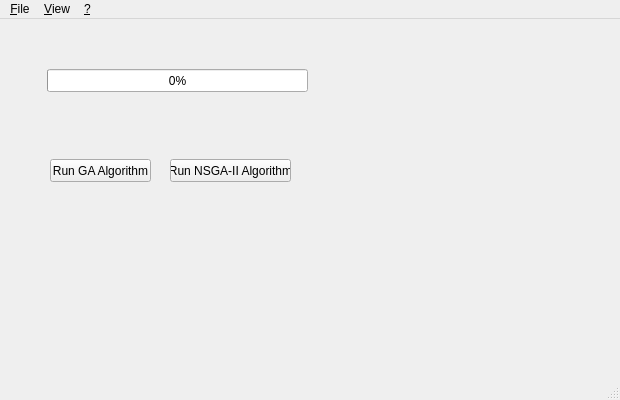
The window that GUIGeneticAlgorithms/gui/mainwindow.ui (KeRNeLith/Single-Multi-Objective-Genetic-Algorithm) describes before a commit, drawn with Qt 5.
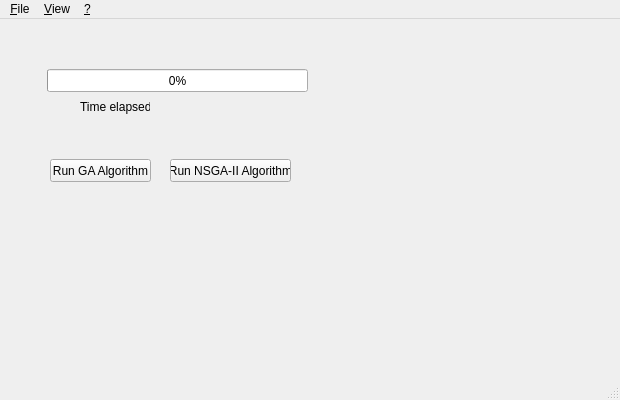
The same window after the commit.

Commit message: add chrono to know runtime lenght

Patch:
```diff
--- a/GUIGeneticAlgorithms/gui/mainwindow.ui
+++ b/GUIGeneticAlgorithms/gui/mainwindow.ui
@@ -59,6 +59,32 @@
      <string>Run NSGA-II Algorithm</string>
     </property>
    </widget>
+   <widget class="QLabel" name="timeElapsedLabel">
+    <property name="geometry">
+     <rect>
+      <x>80</x>
+      <y>80</y>
+      <width>70</width>
+      <height>16</height>
+     </rect>
+    </property>
+    <property name="text">
+     <string>Time elapsed :</string>
+    </property>
+   </widget>
+   <widget class="QLabel" name="timeElapsed">
+    <property name="geometry">
+     <rect>
+      <x>160</x>
+      <y>80</y>
+      <width>111</width>
+      <height>16</height>
+     </rect>
+    </property>
+    <property name="text">
+     <string/>
+    </property>
+   </widget>
   </widget>
   <widget class="QMenuBar" name="menuBar">
    <property name="geometry">
```
The commit also changes 2 other files.
